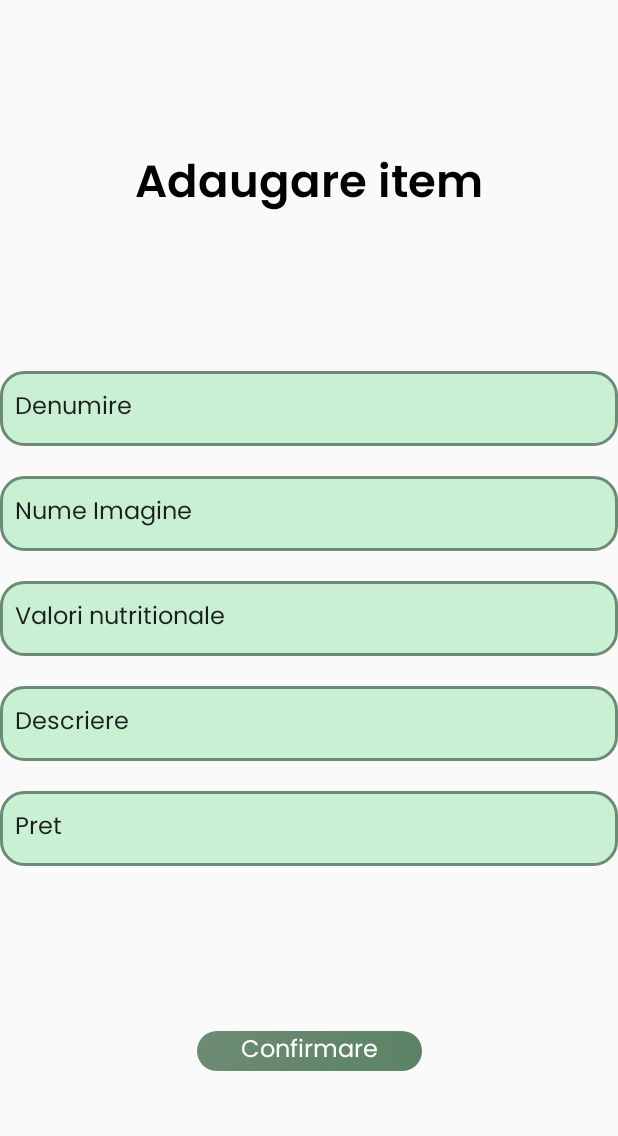
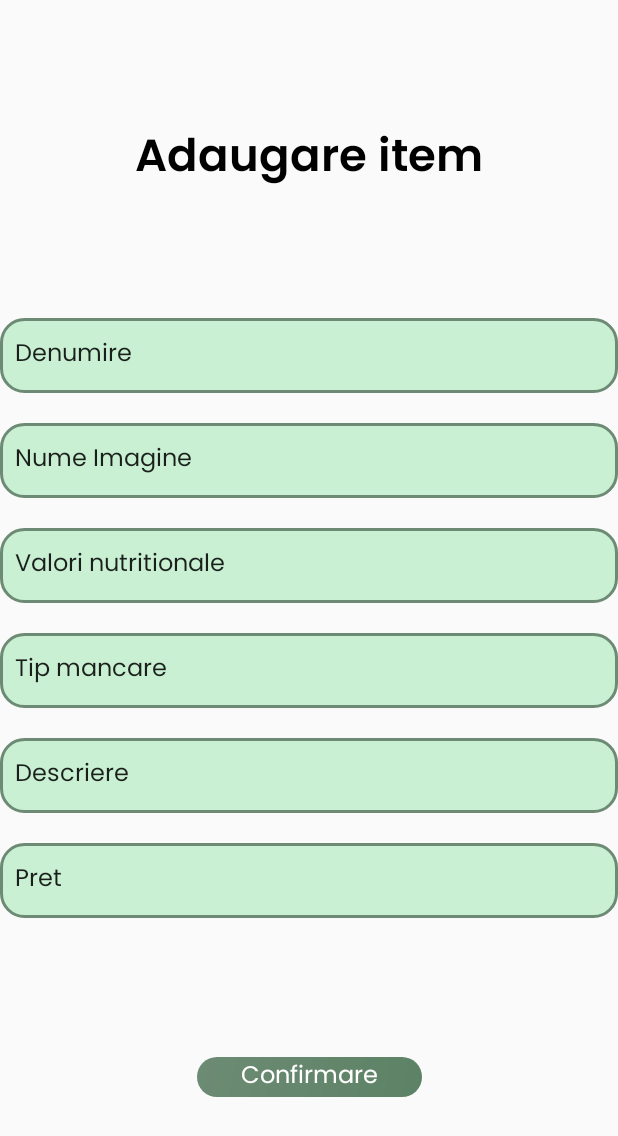
Before and after one commit to Sruf-y/Proiect_IS, an Android app: the Adaugare_Mancare screen opened directly, with no data from a screen before it, on a phone screen of 412 x 824 dp. Shown: the top 1136 px of the screen. Run offline under Robolectric (Android 15) with nearby library versions, the phone set to English and light mode, and no system bars.

Commit message:
Botofan: finisaje

```diff
--- a/app/src/main/res/layout/activity_adaugare_mancare.xml
+++ b/app/src/main/res/layout/activity_adaugare_mancare.xml
@@ -84,7 +84,7 @@
             android:textSize="16sp" />
 
         <EditText
-            android:id="@+id/editValoriNutritionale"
+            android:id="@+id/valorinutritionale"
             android:layout_width="match_parent"
             android:layout_height="50dp"
             android:background="@drawable/text_background"
@@ -96,6 +96,18 @@
             android:textSize="16sp"
 
             />
+
+        <EditText
+            android:id="@+id/tipmancare"
+            android:layout_width="match_parent"
+            android:layout_height="50dp"
+            android:background="@drawable/text_background"
+            android:ems="10"
+            android:fontFamily="@font/poppins"
+            android:inputType="text"
+            android:padding="10dp"
+            android:text="Tip mancare"
+            android:textSize="16sp" />
 
         <EditText
             android:id="@+id/editTextDescriere"
```
